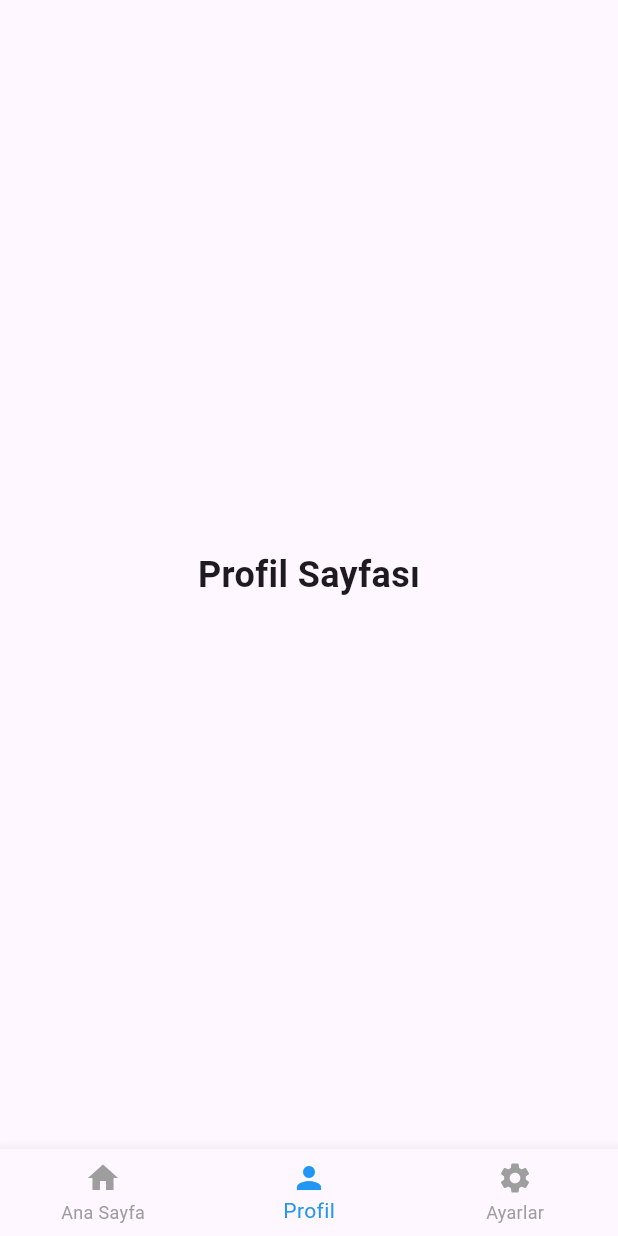
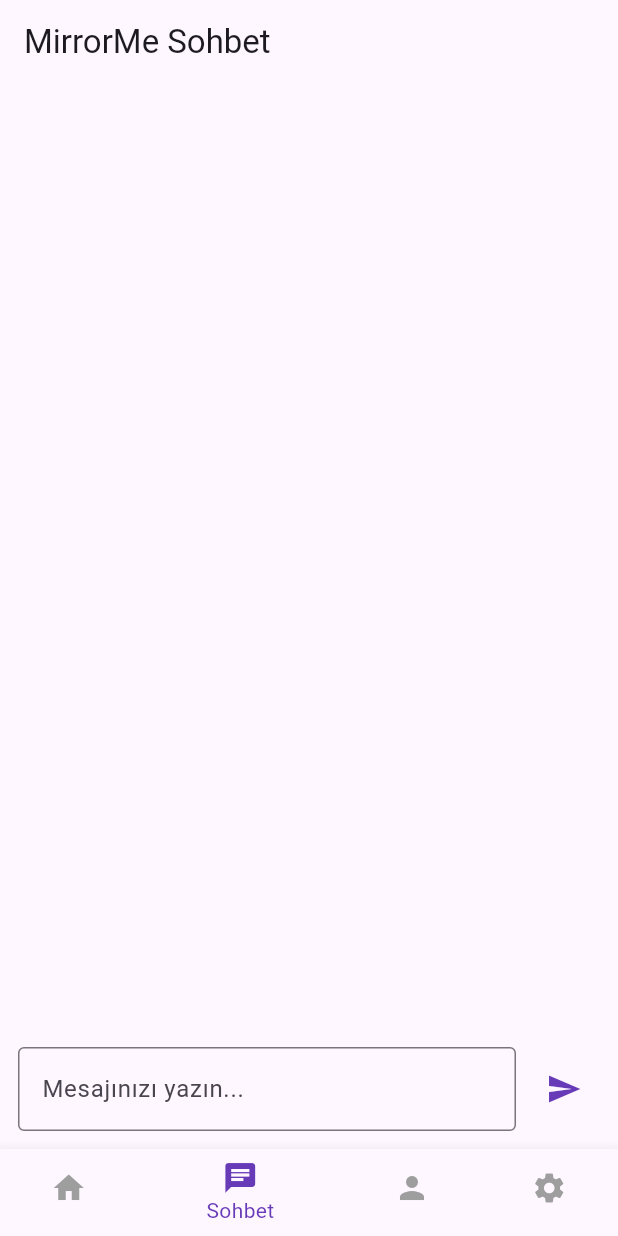
Before and after one commit to jesaarr/skyloop, a Flutter app: the screen it shows once a user with an empty profile is signed in, item 2 of the bottom bar chosen, on a phone screen of 412 x 824 dp. Run offline on Flutter 3.47's test engine with Material 3 defaults, Android fonts, the phone set to English and light mode, and no system bars; our stand-ins replace firebase_auth, firebase_core, google_sign_in; accounts and stored records are empty.

Commit message:
Sohbet sekmesi yeniden eklendi, chat tab güncellendi

```diff
--- /dev/null
+++ b/lib/screens/chat_tab.dart
@@ -0,0 +1,91 @@
+import 'package:flutter/material.dart';
+
+class ChatTab extends StatefulWidget {
+  const ChatTab({super.key});
+
+  @override
+  State<ChatTab> createState() => _ChatTabState();
+}
+
+class _ChatTabState extends State<ChatTab> {
+  final TextEditingController _controller = TextEditingController();
+  final List<Map<String, String>> _messages = [];
+
+  void _sendMessage() {
+    String message = _controller.text.trim();
+    if (message.isEmpty) return;
+
+    setState(() {
+      _messages.add({'role': 'user', 'text': message});
+      _messages.add({'role': 'bot', 'text': _dummyResponse(message)});
+      _controller.clear();
+    });
+  }
+
+  String _dummyResponse(String input) {
+    return "Bana şunu söyledin: \"$input\".\ama yakında mirrorme sizlerle olacak ve kendine özgü cevaplar verecek ";
+  }
+
+  @override
+  Widget build(BuildContext context) {
+    return Scaffold(
+      appBar: AppBar(title: const Text('MirrorMe Sohbet')),
+      body: Column(
+        children: [
+          Expanded(
+            child: ListView.builder(
+              itemCount: _messages.length,
+              padding: const EdgeInsets.all(16),
+              itemBuilder: (context, index) {
+                final msg = _messages[index];
+                final isUser = msg['role'] == 'user';
+                return Align(
+                  alignment: isUser
+                      ? Alignment.centerRight
+                      : Alignment.centerLeft,
+                  child: Container(
+                    margin: const EdgeInsets.symmetric(vertical: 4),
+                    padding: const EdgeInsets.all(12),
+                    constraints: const BoxConstraints(maxWidth: 300),
+                    decoration: BoxDecoration(
+                      color: isUser ? Colors.deepPurple : Colors.grey[300],
+                      borderRadius: BorderRadius.circular(12),
+                    ),
+                    child: Text(
+                      msg['text']!,
+                      style: TextStyle(
+                        color: isUser ? Colors.white : Colors.black,
+                      ),
+                    ),
+                  ),
+                );
+              },
+            ),
+          ),
+          Padding(
+            padding: const EdgeInsets.all(12),
+            child: Row(
+              children: [
+                Expanded(
+                  child: TextField(
+                    controller: _controller,
+                    decoration: const InputDecoration(
+                      hintText: 'Mesajınızı yazın...',
+                      border: OutlineInputBorder(),
+                    ),
+                  ),
+                ),
+                const SizedBox(width: 8),
+                IconButton(
+                  icon: const Icon(Icons.send),
+                  onPressed: _sendMessage,
+                  color: Colors.deepPurple,
+                ),
+              ],
+            ),
+          ),
+        ],
+      ),
+    );
+  }
+}
--- a/lib/screens/home_screen.dart
+++ b/lib/screens/home_screen.dart
@@ -2,6 +2,7 @@ import 'package:flutter/material.dart';
 import 'home_tab.dart';
 import 'profile_tab.dart';
 import 'settings_tab.dart';
+import 'chat_tab.dart'; // Chat tab'ı içe aktar
 
 class HomeScreen extends StatefulWidget {
   const HomeScreen({super.key});
@@ -12,23 +13,27 @@ class HomeScreen extends StatefulWidget {
 
 class _HomeScreenState extends State<HomeScreen> {
   int _currentIndex = 0;
-  final List<Widget> _screens = [HomeTab(), ProfileTab(), SettingsTab()];
+
+  // Sekmeler burada, ChatTab da eklendi
+  final List<Widget> _tabs = const [
+    HomeTab(),
+    ChatTab(),
+    ProfileTab(),
+    SettingsTab(),
+  ];
 
   @override
   Widget build(BuildContext context) {
     return Scaffold(
-      body: _screens[_currentIndex],
+      body: _tabs[_currentIndex], // Seçili sekmeyi göster
       bottomNavigationBar: BottomNavigationBar(
         currentIndex: _currentIndex,
-        selectedItemColor: Colors.blue,
+        selectedItemColor: Colors.deepPurple,
         unselectedItemColor: Colors.grey,
-        onTap: (index) {
-          setState(() {
-            _currentIndex = index;
-          });
-        },
+        onTap: (index) => setState(() => _currentIndex = index),
         items: const [
-          BottomNavigationBarItem(icon: Icon(Icons.home), label: 'Ana Sayfa'),
+          BottomNavigationBarItem(icon: Icon(Icons.home), label: 'Anasayfa'),
+          BottomNavigationBarItem(icon: Icon(Icons.chat), label: 'Sohbet'),
           BottomNavigationBarItem(icon: Icon(Icons.person), label: 'Profil'),
           BottomNavigationBarItem(icon: Icon(Icons.settings), label: 'Ayarlar'),
         ],
--- a/pubspec.yaml
+++ b/pubspec.yaml
@@ -14,6 +14,7 @@ dependencies:
   cloud_firestore: ^4.15.7
   google_sign_in: ^6.2.1
   cupertino_icons: ^1.0.8
+  url_launcher: ^6.2.5
 
 dev_dependencies:
   flutter_test:
```
Also changed, not shown: lib/screens/settings_screen.dart (+87 -0 lines), lib/screens/settings_tab.dart (+118 -5 lines), pubspec.lock, 5 other files.
